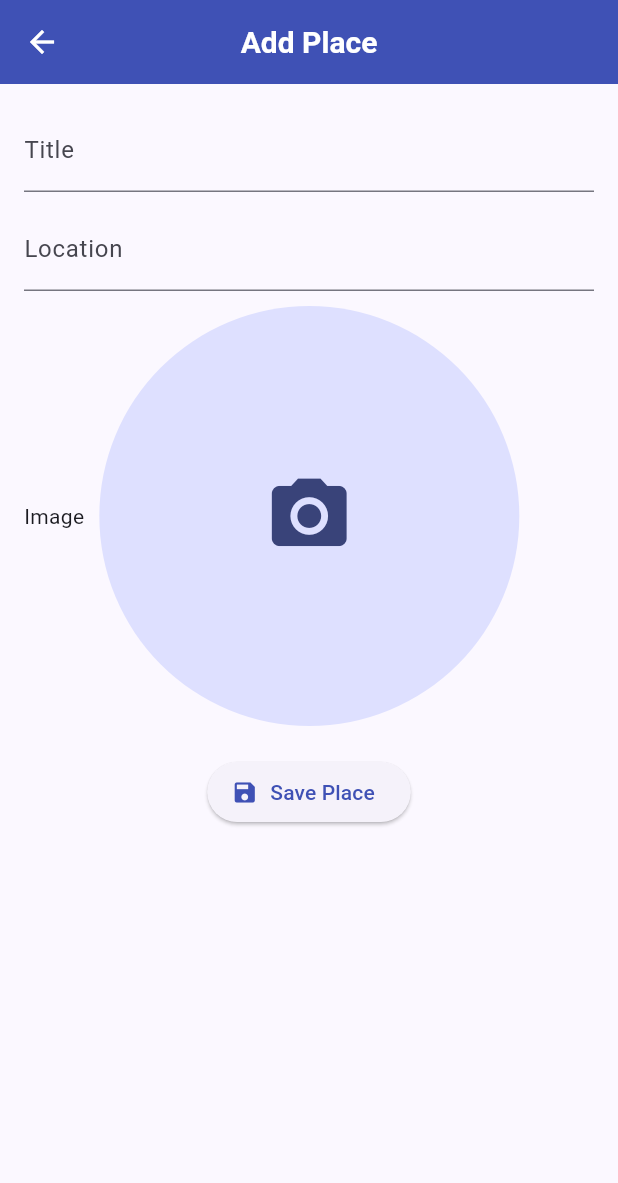
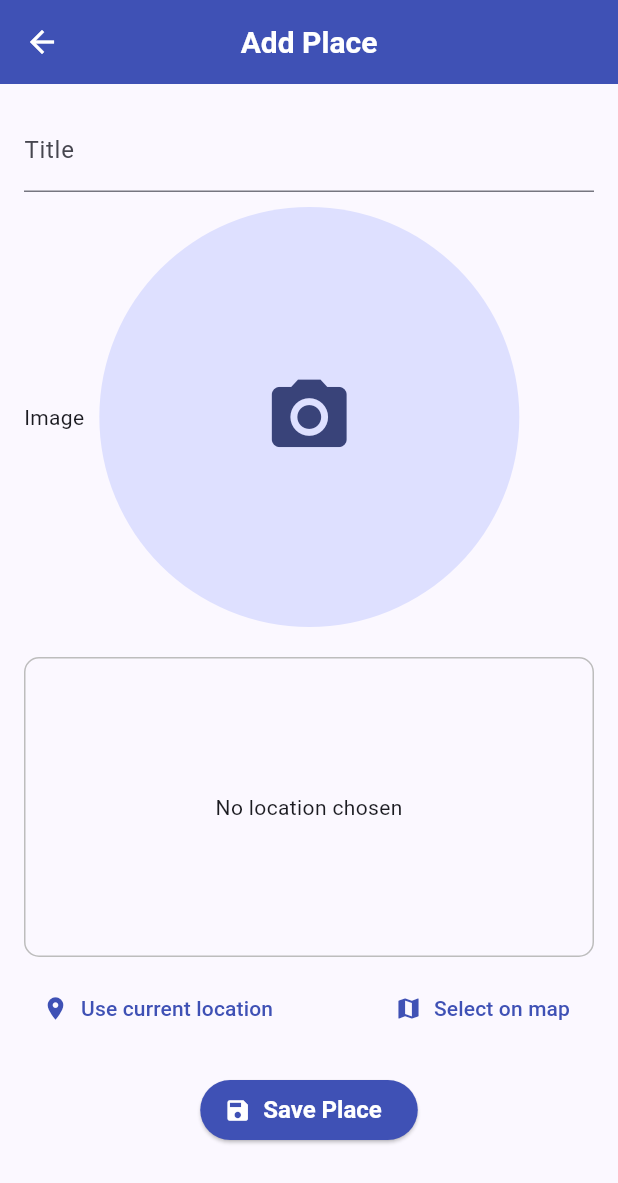
Before and after one commit to dilersik/great_places_flutter, a Flutter app: the screen it shows after launch, after a tap on the "add" icon, on a phone screen of 412 x 824 dp. Shown: the top 1183 px of the screen. Run offline on Flutter 3.47's test engine with Material 3 defaults, Android fonts, the phone set to English and light mode, and no system bars; our stand-ins replace image_picker, sqflite; accounts and stored records are empty.

Commit message:
344. Componente LocationInput

```diff
--- a/lib/main.dart
+++ b/lib/main.dart
@@ -36,6 +36,17 @@ class MyApp extends StatelessWidget {
             centerTitle: true,
             iconTheme: IconThemeData(color: Colors.white),
           ),
+          elevatedButtonTheme: ElevatedButtonThemeData(
+            style: ElevatedButton.styleFrom(
+              backgroundColor: Colors.indigo, // Button background
+              foregroundColor: Colors.white,  //
+              iconColor: Colors.white,// Text (and icon) color
+              textStyle: const TextStyle(
+                fontSize: 16,
+                fontWeight: FontWeight.bold,
+              ),
+            ),
+          ),
         ),
         home: const PlacesListScreen(),
         routes: {
--- a/lib/screens/place_form_screen.dart
+++ b/lib/screens/place_form_screen.dart
@@ -3,6 +3,7 @@ import 'dart:io';
 import 'package:flutter/material.dart';
 import 'package:great_places_flutter/providers/great_places_provider.dart';
 import 'package:great_places_flutter/widgets/input_image_widget.dart';
+import 'package:great_places_flutter/widgets/input_location_widget.dart';
 import 'package:provider/provider.dart';
 
 class PlaceFormScreen extends StatefulWidget {
@@ -33,14 +34,9 @@ class _PlaceFormScreenState extends State<PlaceFormScreen> {
                 controller: _titleController,
               ),
               const SizedBox(height: 10),
-              TextField(
-                decoration: const InputDecoration(labelText: 'Location'),
-                onChanged: (value) {
-                  // Handle location change
-                },
-              ),
-              const SizedBox(height: 10),
               InputImageWidget(onImageSelected: (file) => selectImage(file)),
+              const SizedBox(height: 20),
+              InputLocationWidget(onSelectPlace: () => {}),
               const SizedBox(height: 20),
               ElevatedButton.icon(
                 onPressed: () => _submitForm(),
--- /dev/null
+++ b/lib/widgets/input_location_widget.dart
@@ -0,0 +1,57 @@
+import 'package:flutter/material.dart';
+
+class InputLocationWidget extends StatefulWidget {
+  final Function onSelectPlace;
+
+  const InputLocationWidget({super.key, required this.onSelectPlace});
+
+  @override
+  State<InputLocationWidget> createState() => _InputLocationWidgetState();
+}
+
+class _InputLocationWidgetState extends State<InputLocationWidget> {
+  String _previewImageUrl = '';
+
+  @override
+  Widget build(BuildContext context) {
+    return Column(
+      children: [
+        Container(
+          height: 200,
+          width: double.infinity,
+          alignment: Alignment.center,
+          decoration: BoxDecoration(
+            border: Border.all(color: Colors.grey.shade400, width: 1),
+            borderRadius: BorderRadius.circular(10),
+          ),
+          child:
+              _previewImageUrl.isEmpty
+                  ? const Text('No location chosen')
+                  : Image.network(_previewImageUrl, fit: BoxFit.cover, width: double.infinity),
+        ),
+        const SizedBox(height: 10),
+        Row(
+          mainAxisAlignment: MainAxisAlignment.spaceBetween,
+          children: [
+            TextButton.icon(
+              icon: const Icon(Icons.location_on),
+              label: const Text('Use current location'),
+              onPressed: () {
+                // Logic to use current location
+                widget.onSelectPlace('https://example.com/current-location');
+              },
+            ),
+            TextButton.icon(
+              icon: const Icon(Icons.map),
+              label: const Text('Select on map'),
+              onPressed: () {
+                // Logic to select location on map
+                widget.onSelectPlace('https://example.com/location');
+              },
+            ),
+          ],
+        ),
+      ],
+    );
+  }
+}
--- a/pubspec.yaml
+++ b/pubspec.yaml
@@ -39,6 +39,7 @@ dependencies:
   path_provider: ^2.1.5
   path: ^1.9.1
   sqflite: ^2.4.2
+  location: ^8.0.0
 
 dev_dependencies:
   flutter_test:
```
Also changed, not shown: 1 other file.
